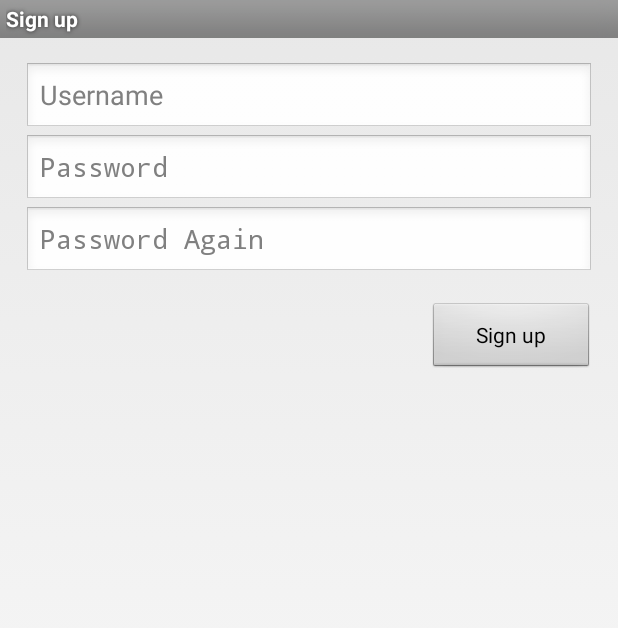
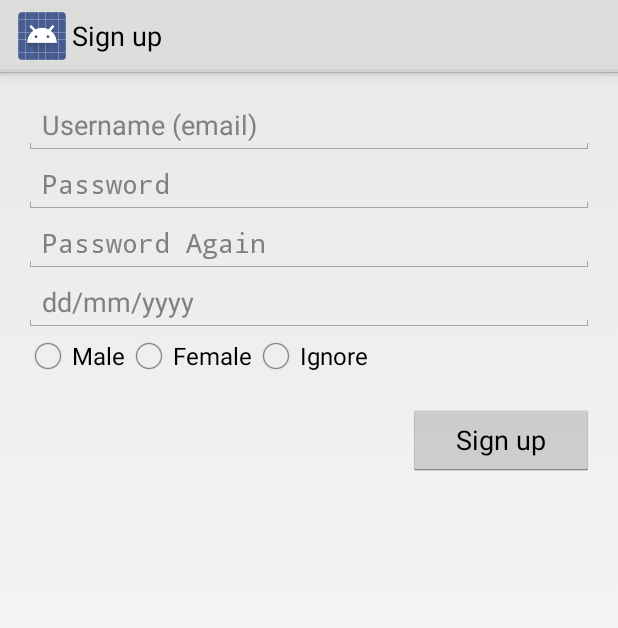
Before and after one commit to HarshEvilGeek/LoyaltyPays, an Android app: the SignUpActivity screen opened directly, with no data from a screen before it, on a phone screen of 412 x 824 dp. Shown: the top 628 px of the screen. Run offline under Robolectric (Android 15) with nearby library versions, the phone set to English and light mode, and no system bars.

```diff
--- a/AndroidApp/app/src/main/res/layout/activity_signup.xml
+++ b/AndroidApp/app/src/main/res/layout/activity_signup.xml
@@ -17,7 +17,7 @@
                 android:id="@+id/username_edit_text"
                 android:layout_width="match_parent"
                 android:layout_height="wrap_content"
-                android:hint="@string/prompt_username"
+                android:hint="Username (email)"
                 android:inputType="textEmailAddress"
                 android:maxLines="1"
                 android:singleLine="true" />
@@ -26,7 +26,7 @@
                 android:id="@+id/password_edit_text"
                 android:layout_width="match_parent"
                 android:layout_height="wrap_content"
-                android:hint="@string/prompt_password"
+                android:hint="Password"
                 android:inputType="textPassword"
                 android:maxLines="1"
                 android:singleLine="true" />
@@ -43,6 +43,37 @@
                 android:imeActionLabel="@string/signup"
                 android:imeOptions="actionUnspecified" />
 
+            <EditText
+                android:id="@+id/dob_edit_text"
+                android:layout_width="match_parent"
+                android:layout_height="wrap_content"
+                android:hint="dd/mm/yyyy"
+                android:inputType="time"
+                android:maxLines="1"
+                android:singleLine="true" />
+
+            <RadioGroup xmlns:android="http://schemas.android.com/apk/res/android"
+                android:layout_width="fill_parent"
+                android:layout_height="wrap_content"
+                android:orientation="horizontal">
+
+                <RadioButton android:id="@+id/radio_male"
+                    android:layout_width="wrap_content"
+                    android:layout_height="wrap_content"
+                    android:text="Male"
+                    android:onClick="onRadioButtonClicked"/>
+                <RadioButton android:id="@+id/radio_female"
+                    android:layout_width="wrap_content"
+                    android:layout_height="wrap_content"
+                    android:text="Female"
+                    android:onClick="onRadioButtonClicked"/>
+                <RadioButton android:id="@+id/radio_ignore"
+                    android:layout_width="wrap_content"
+                    android:layout_height="wrap_content"
+                    android:text="Ignore"
+                    android:onClick="onRadioButtonClicked"/>
+            </RadioGroup>
+
             <Button
                 android:id="@+id/action_button"
                 android:layout_width="wrap_content"
--- a/AndroidApp/app/src/main/res/layout/activity_welcome.xml
+++ b/AndroidApp/app/src/main/res/layout/activity_welcome.xml
@@ -1,6 +1,6 @@
 <RelativeLayout xmlns:android="http://schemas.android.com/apk/res/android"
     xmlns:tools="http://schemas.android.com/tools"
-    style="@android:style/Theme.Holo"
+    style="@android:style/Theme.Holo.Light"
     android:layout_width="match_parent"
     android:layout_height="match_parent"
     android:paddingBottom="@dimen/activity_vertical_margin"
@@ -33,7 +33,7 @@
         android:text="@string/signup" />
 
     <TextView
-        android:id="@+id/textview_3"
+        android:id="@+id/welcome_text"
         android:layout_width="wrap_content"
         android:layout_height="wrap_content"
         android:layout_alignParentTop="true"
```
Also changed, not shown: AndroidApp/app/src/main/AndroidManifest.xml (+4 -5 lines), AndroidApp/app/src/main/java/com/example/harshevilgeek/loyaltypays/ui/SignUpActivity.java (+22 -1 lines), 2 other files.
